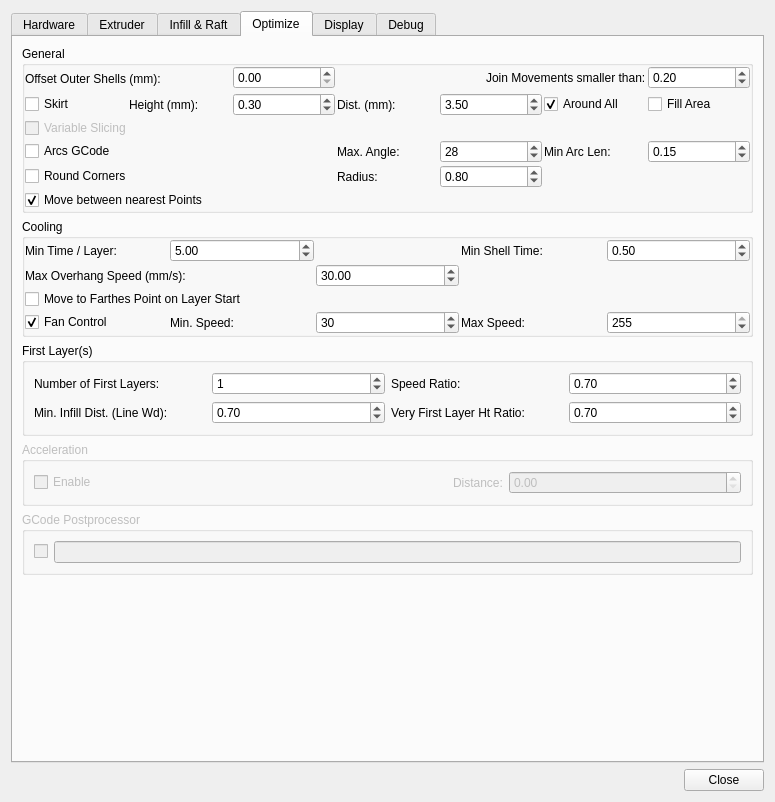
The window that RepsnapperQt/preferences_dlg.ui (timschmidt/repsnapper) describes before a commit, drawn with Qt 5.
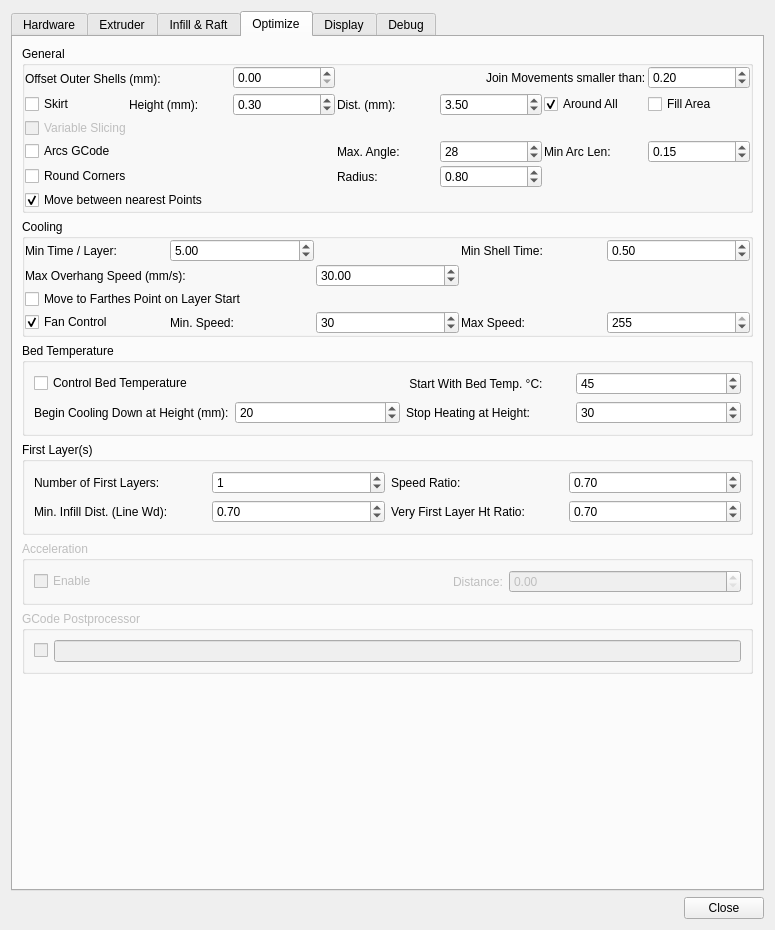
The same window after the commit. The open tabs and pages were chosen to show the change. Icons and pictures are not drawn. Custom widgets are drawn as their Qt base class.

Commit message: bed temp control

Patch:
```diff
--- a/RepsnapperQt/preferences_dlg.ui
+++ b/RepsnapperQt/preferences_dlg.ui
@@ -7,7 +7,7 @@
     <x>0</x>
     <y>0</y>
     <width>775</width>
-    <height>802</height>
+    <height>930</height>
    </rect>
   </property>
   <property name="windowTitle">
@@ -1918,6 +1918,73 @@
          </layout>
         </widget>
        </item>
+       <item>
+        <widget class="QGroupBox" name="groupBox_19">
+         <property name="title">
+          <string>Bed Temperature</string>
+         </property>
+         <layout class="QGridLayout" name="gridLayout_18">
+          <item row="0" column="0">
+           <widget class="QCheckBox" name="Slicing_BedTempControl">
+            <property name="text">
+             <string>Control Bed Temperature</string>
+            </property>
+           </widget>
+          </item>
+          <item row="1" column="0">
+           <widget class="QLabel" name="label_83">
+            <property name="text">
+             <string>Begin Cooling Down at Height (mm):</string>
+            </property>
+           </widget>
+          </item>
+          <item row="1" column="2">
+           <widget class="QLabel" name="label_84">
+            <property name="text">
+             <string>Stop Heating at Height:</string>
+            </property>
+           </widget>
+          </item>
+          <item row="1" column="1">
+           <widget class="QSpinBox" name="Slicing_BedTempStartCooling">
+            <property name="maximum">
+             <number>999</number>
+            </property>
+            <property name="value">
+             <number>20</number>
+            </property>
+           </widget>
+          </item>
+          <item row="1" column="3">
+           <widget class="QSpinBox" name="Slicing_BedTempStopHeating">
+            <property name="maximum">
+             <number>999</number>
+            </property>
+            <property name="value">
+             <number>30</number>
+            </property>
+           </widget>
+          </item>
+          <item row="0" column="3">
+           <widget class="QSpinBox" name="Slicing_BedTempStart">
+            <property name="maximum">
+             <number>140</number>
+            </property>
+            <property name="value">
+             <number>45</number>
+            </property>
+           </widget>
+          </item>
+          <item row="0" column="2">
+           <widget class="QLabel" name="label_82">
+            <property name="text">
+             <string> Start With Bed Temp. °C:</string>
+            </property>
+           </widget>
+          </item>
+         </layout>
+        </widget>
+       </item>
        <item>
         <widget class="QGroupBox" name="groupBox_7">
          <property name="title">
```
Left out of the diff: 2 changed lines with no effect on the pictures. The commit also changes 1 other file.
